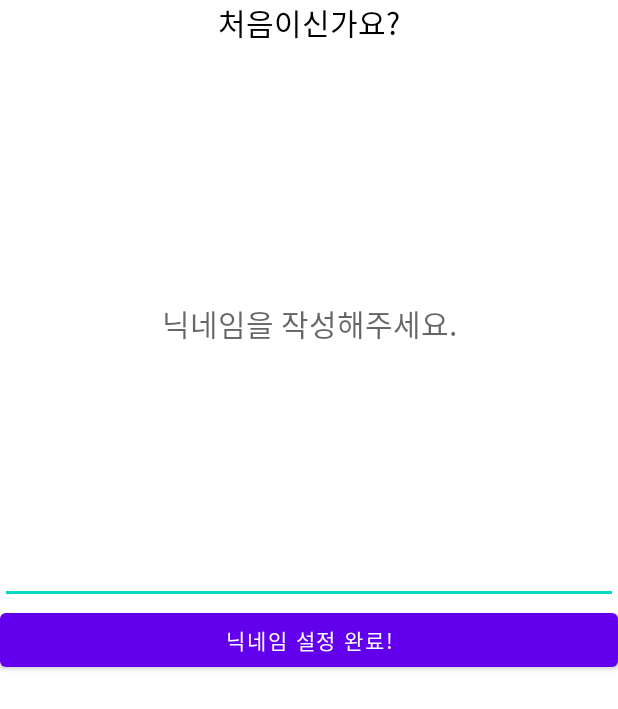
After one commit to Jangsohui/Capstone, an Android app: the layout createname.xml on its own in the app's theme, with its tools: preview values and no code run, on a phone screen of 412 x 824 dp. The commit adds this screen. Shown: the top 709 px of the screen. Run offline under Robolectric (Android 15) with nearby library versions, the phone set to English and light mode, and no system bars.

Commit message:
Squashed commit of the following:
commit 41c166d74a234a51d3f55fc5b0104caf760d1a79
Author: Jangsohui <wert7949@gmail.com>
Date:   Fri May 12 17:34:32 2023 +0900

    0512_correction

commit 5d721b4635d1630863046511604614bcee20b404
Author: Jangsohui <wert7949@gmail.com>
Date:   Tue May 2 16:02:06 2023 +0900

    add context(not done)

commit f32c516d2d7bcc071d60075a99574367ef409e38
Author: Jangsohui <wert7949@gmail.com>
Date:   Tue May 2 15:41:02 2023 +0900

    Delete 와_깃허브_신기하다.txt

```diff
--- a/app/src/main/java/com/example/capstone/MainActivity.java
+++ b/app/src/main/java/com/example/capstone/MainActivity.java
@@ -23,7 +23,7 @@ public class MainActivity extends AppCompatActivity {
         edtPassword = findViewById(R.id.edtPassword);
         btnLogin = findViewById(R.id.btnLogin);
 
-        btnLogin.setOnClickListener(new View.OnClickListener() {
+        btnLogin.setOnClickListener(new View.OnClickListener() { //로그인 처리
             @Override
             public void onClick(View v) {
                 String userId = edtId.getText().toString();
--- /dev/null
+++ b/app/src/main/res/layout/createname.xml
@@ -0,0 +1,33 @@
+<LinearLayout xmlns:android="http://schemas.android.com/apk/res/android"
+    android:orientation="vertical"
+    android:layout_width="match_parent"
+    android:layout_height="match_parent"
+    android:weightSum="2">
+
+    <TextView
+        android:layout_width="wrap_content"
+        android:layout_height="wrap_content"
+        android:text="처음이신가요?"
+        android:layout_gravity="center"
+        android:gravity="center"
+        android:textSize="20dp"
+        android:textColor="@color/black"/>
+
+    <EditText
+        android:id="@+id/edtName"
+        android:layout_width="match_parent"
+        android:layout_height="0dp"
+        android:layout_weight="1"
+        android:hint="닉네임을 작성해주세요."
+        android:layout_gravity="center"
+        android:gravity="center"
+        android:textSize="20dp"
+        android:textColor="@color/black"/>
+
+    <Button
+        android:id="@+id/btnSet"
+        android:layout_width="match_parent"
+        android:layout_height="wrap_content"
+        android:text="닉네임 설정 완료!"/>
+
+</LinearLayout>
--- a/app/src/main/res/layout/room.xml
+++ b/app/src/main/res/layout/room.xml
@@ -27,7 +27,7 @@
             android:outlineProvider="none"/>
 
         <TextView
-            android:id="@+id/edtRoomName"
+            android:id="@+id/tvRoomname"
             android:layout_width="0dp"
             android:layout_height="match_parent"
             android:layout_weight="8"
--- a/app/src/main/res/layout/room_list.xml
+++ b/app/src/main/res/layout/room_list.xml
@@ -6,7 +6,7 @@
     android:orientation="vertical">
 
     <TextView
-        android:id="@+id/edtMyroom"
+        android:id="@+id/tvMyroom"
         android:layout_width="match_parent"
         android:layout_height="50dp"
         android:background="#F25C51"
```
Also changed, not shown: app/src/main/java/com/example/capstone/CreateRoomActivity.java (+4 -4 lines), app/src/main/java/com/example/capstone/RoomActivity.java (+4 -4 lines), app/src/main/java/com/example/capstone/RoomlistActivity.java (+4 -4 lines), app/src/main/res/layout/setuplist.xml (+18 -25 lines), 1 other file.
